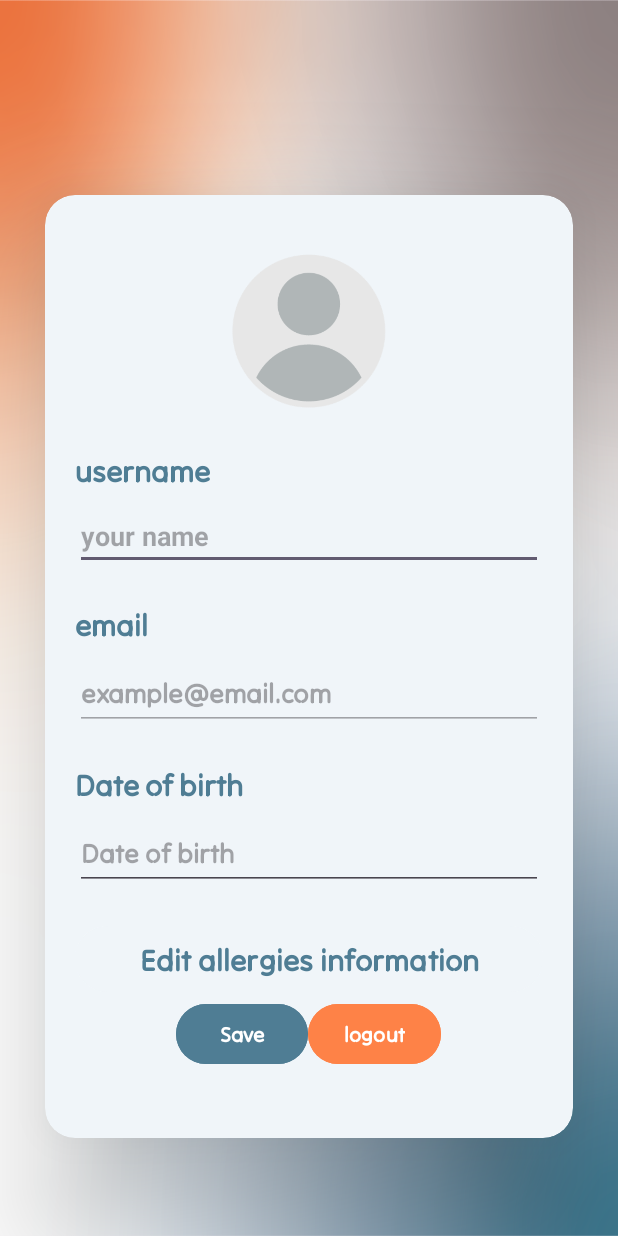
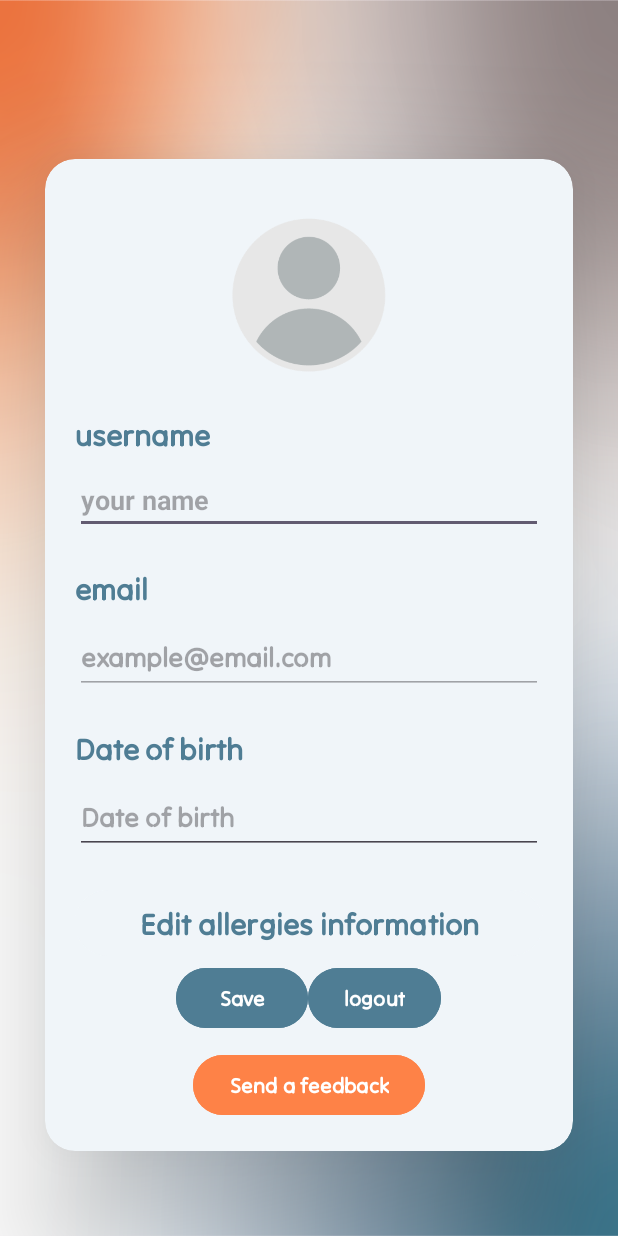
Before and after one commit to Maroomalrefai/Khalee_Application, an Android app: the ProfileChange screen opened directly, with no data from a screen before it, on a phone screen of 412 x 824 dp. Run offline under Robolectric (Android 15) with nearby library versions, the phone set to English and light mode, and no system bars; our stand-ins replace Firebase (no records; nobody signed in at launch, a user with empty details on screens opened directly), Picasso; pictures from the network do not load; Roboto replaces fonts that are not available here.

Commit message:
feedback button design

```diff
--- a/app/src/main/AndroidManifest.xml
+++ b/app/src/main/AndroidManifest.xml
@@ -20,6 +20,9 @@
         android:supportsRtl="true"
         android:theme="@style/Theme.SallaApplication"
         tools:targetApi="31">
+        <activity
+            android:name=".feedback"
+            android:exported="false" />
         <activity
             android:name=".AdminHome"
             android:exported="false" />
--- a/app/src/main/java/com/example/sallaapplication/ProfileChange.java
+++ b/app/src/main/java/com/example/sallaapplication/ProfileChange.java
@@ -68,7 +68,7 @@ public class ProfileChange extends AppCompatActivity {
     String userId;
     FirebaseAuth firebaseAuth;
     FirebaseDatabase database;
-    Button editAllergyBtn;
+    Button editAllergyBtn,feedbackBtn;
     @Override
     protected void onCreate(Bundle savedInstanceState) {
         super.onCreate(savedInstanceState);
@@ -90,7 +90,15 @@ public class ProfileChange extends AppCompatActivity {
         firebaseAuth = FirebaseAuth.getInstance();
         database = FirebaseDatabase.getInstance();
         fetchAndDisplayDate();
+        feedbackBtn=findViewById(R.id.feedback);
 
+        feedbackBtn.setOnClickListener(new View.OnClickListener() {
+            @Override
+            public void onClick(View v) {
+                Intent intent = new Intent(ProfileChange.this, feedback.class);
+                startActivity(intent);
+            }
+        });
 
 
         logoutBtn.setOnClickListener(new View.OnClickListener() {
--- /dev/null
+++ b/app/src/main/res/drawable/baseline_note_add_24.xml
@@ -0,0 +1,5 @@
+<vector android:autoMirrored="true" android:height="24dp"
+    android:tint="#4F7D94" android:viewportHeight="24"
+    android:viewportWidth="24" android:width="24dp" xmlns:android="http://schemas.android.com/apk/res/android">
+    <path android:fillColor="@android:color/white" android:pathData="M14,2L6,2c-1.1,0 -1.99,0.9 -1.99,2L4,20c0,1.1 0.89,2 1.99,2L18,22c1.1,0 2,-0.9 2,-2L20,8l-6,-6zM16,16h-3v3h-2v-3L8,16v-2h3v-3h2v3h3v2zM13,9L13,3.5L18.5,9L13,9z"/>
+</vector>
--- a/app/src/main/res/layout/activity_profile_change.xml
+++ b/app/src/main/res/layout/activity_profile_change.xml
@@ -142,7 +142,7 @@
             <GridLayout
     android:layout_width="wrap_content"
     android:layout_height="wrap_content"
-                android:layout_marginBottom="25dp"
+                android:layout_marginBottom="10dp"
                 >
     <Button
         android:id="@+id/save_button"
@@ -157,18 +157,33 @@
         android:id="@+id/logout"
         android:layout_width="wrap_content"
         android:layout_height="match_parent"
-        android:backgroundTint="@color/orange"
+        android:backgroundTint="@color/blue"
         android:fontFamily="@font/tiltneon"
         android:text="logout"
         android:textStyle="bold" />
+
 </GridLayout>
+            <Button
+                android:id="@+id/feedback"
+                android:layout_width="wrap_content"
+                android:layout_height="match_parent"
+                android:backgroundTint="@color/orange"
+                android:fontFamily="@font/tiltneon"
+                android:text="Send a feedback"
+                android:textStyle="bold" />
+
+
+
             <ProgressBar
                 android:id="@+id/progress_bar"
                 style="?android:attr/progressBarStyle"
                 android:layout_width="match_parent"
                 android:layout_height="wrap_content"
                 android:visibility="gone" />
+
+
         </LinearLayout>
+
 
     </androidx.cardview.widget.CardView>
 
```
Also changed, not shown: app/src/main/java/com/example/sallaapplication/feedback.java (added, +14 -0 lines), app/src/main/res/drawable/edit_text_border.xml (added, +8 -0 lines), app/src/main/res/layout/activity_feedback.xml (added, +100 -0 lines), app/src/main/res/layout/activity_image_to_text.xml (+5 -4 lines).
